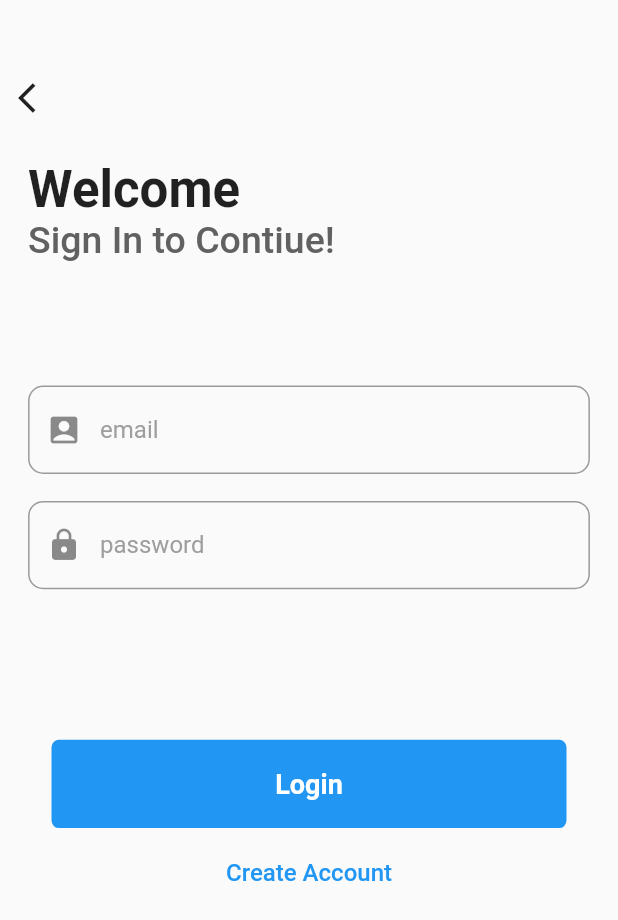
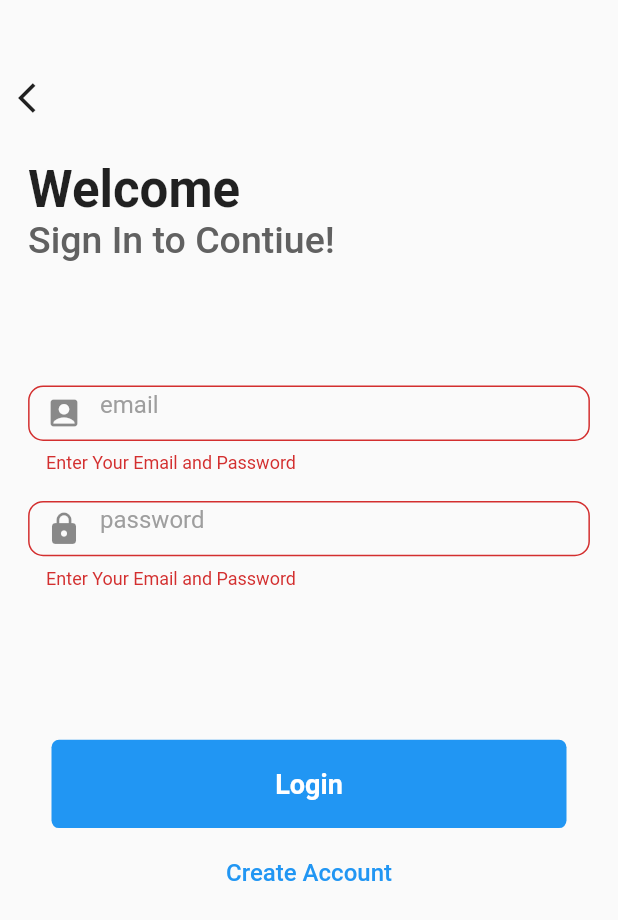
Before and after one commit to RithProgramming/New-Chat-App, a Flutter app: the screen it shows after launch, after a tap on "Login", on a phone screen of 412 x 824 dp. Shown: the top 920 px of the screen. Run offline on Flutter 3.47's test engine with Material 2 defaults, Android fonts, the phone set to English and light mode, and no system bars; our stand-ins replace cloud_firestore, firebase_auth, firebase_core, firebase_storage, image_picker; accounts and stored records are empty.

```diff
--- a/lib/Authenticate/LoginScreen.dart
+++ b/lib/Authenticate/LoginScreen.dart
@@ -1,3 +1,5 @@
+// ignore_for_file: avoid_print
+
 import 'package:chat_app/Authenticate/CreateAccount.dart';
 import 'package:chat_app/Authenticate/Methods.dart';
 import 'package:chat_app/Screen/HomeScreen.dart';
@@ -12,6 +14,8 @@ class LoginScreen extends StatefulWidget {
   State<LoginScreen> createState() => _LoginScreenState();
 }
 
+GlobalKey<FormState> _formKey = GlobalKey();
+
 class _LoginScreenState extends State<LoginScreen> {
   final TextEditingController _email = TextEditingController();
   final TextEditingController _password = TextEditingController();
@@ -19,13 +23,15 @@ class _LoginScreenState extends State<LoginScreen> {
   @override
   Widget build(BuildContext context) {
     final size = MediaQuery.of(context).size;
-    return Scaffold(
+    return Form(
+      key: _formKey,
+      child: Scaffold(
           body: isLoading
               ? Center(
                   child: Container(
                     height: size.height / 20,
                     width: size.height / 20,
-                  child: CircularProgressIndicator(),
+                    child: const CircularProgressIndicator(),
                   ),
                 )
               : SingleChildScrollView(
@@ -38,7 +44,8 @@ class _LoginScreenState extends State<LoginScreen> {
                         alignment: Alignment.centerLeft,
                         width: size.width / 0.5,
                         child: IconButton(
-                          onPressed: () {}, icon: Icon(Icons.arrow_back_ios)),
+                            onPressed: () {},
+                            icon: const Icon(Icons.arrow_back_ios)),
                       ),
                       SizedBox(
                         height: size.height / 50,
@@ -89,7 +96,8 @@ class _LoginScreenState extends State<LoginScreen> {
                       ),
                       GestureDetector(
                         onTap: () => Navigator.of(context).push(
-                          MaterialPageRoute(builder: (_) => CreateAccount())),
+                            MaterialPageRoute(
+                                builder: (_) => const CreateAccount())),
                         child: const Text(
                           "Create Account",
                           style: TextStyle(
@@ -101,12 +109,14 @@ class _LoginScreenState extends State<LoginScreen> {
                       )
                     ],
                   ),
-              ));
+                )),
+    );
   }
 
   Widget customButton(Size size) {
     return GestureDetector(
       onTap: () {
+        if (_formKey.currentState!.validate()) {
           if (_email.text.isNotEmpty && _password.text.isNotEmpty) {
             setState(() {
               isLoading = true;
@@ -118,8 +128,8 @@ class _LoginScreenState extends State<LoginScreen> {
                 setState(() {
                   isLoading = false;
                 });
-              Navigator.push(
-                  context, MaterialPageRoute(builder: (_) => HomeScreen()));
+                Navigator.push(context,
+                    MaterialPageRoute(builder: (_) => const HomeScreen()));
               } else {
                 print("Login Failed");
                 setState(() {
@@ -127,8 +137,15 @@ class _LoginScreenState extends State<LoginScreen> {
                 });
               }
             });
+            ScaffoldMessenger.of(context).showSnackBar(
+                const SnackBar(content: Text('ការចូលគឺត្រឹមត្រូវ')));
           } else {
             print("Please fill form correctly");
+            ScaffoldMessenger.of(context).showSnackBar(const SnackBar(
+              content: Text('បញ្ចូលទិន្នន័យមិនទាន់គ្រប់លក្ខខណ៍'),
+              duration: Duration(seconds: 3),
+            ));
+          }
         }
       },
       child: Container(
@@ -139,9 +156,10 @@ class _LoginScreenState extends State<LoginScreen> {
             color: Colors.blue,
           ),
           alignment: Alignment.center,
+          // ignore: prefer_const_constructors
           child: Text(
             "Login",
-            style: TextStyle(
+            style: const TextStyle(
               color: Colors.white,
               fontSize: 18,
               fontWeight: FontWeight.bold,
@@ -155,16 +173,22 @@ class _LoginScreenState extends State<LoginScreen> {
     return Container(
       height: size.height / 14,
       width: size.width / 1.1,
-      child: TextField(
+      child: TextFormField(
         controller: cont,
         decoration: InputDecoration(
           prefixIcon: Icon(icon),
           hintText: hintText,
-          hintStyle: TextStyle(color: Colors.grey),
+          hintStyle: const TextStyle(color: Colors.grey),
           border: OutlineInputBorder(
             borderRadius: BorderRadius.circular(10),
           ),
         ),
+        validator: (value) {
+          if (value == null || value.isEmpty) {
+            return "Enter Your Email and Password";
+          }
+          return null;
+        },
       ),
     );
   }
```
Lines whose indentation alone changed are shown as unchanged.
